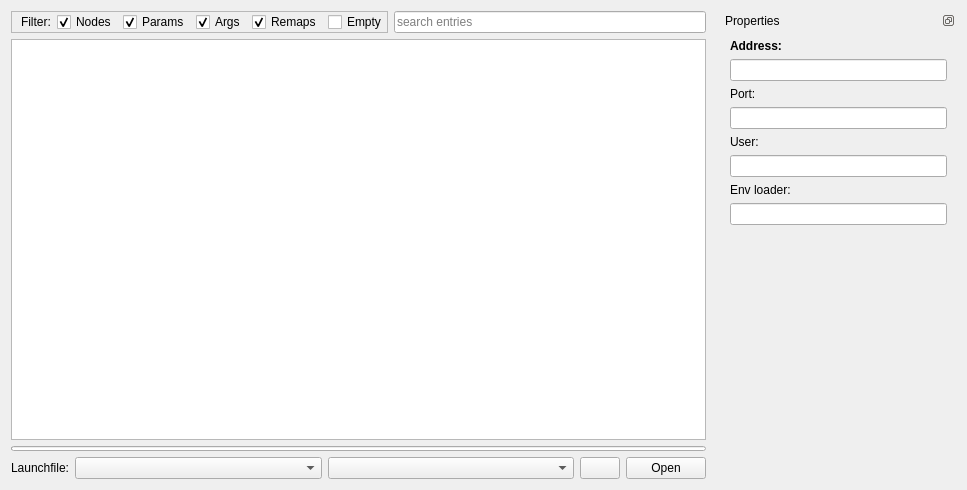
The window that resource/launchtree_widget.ui (tu-darmstadt-ros-pkg/rqt_launchtree) describes before a commit, drawn with Qt 5.
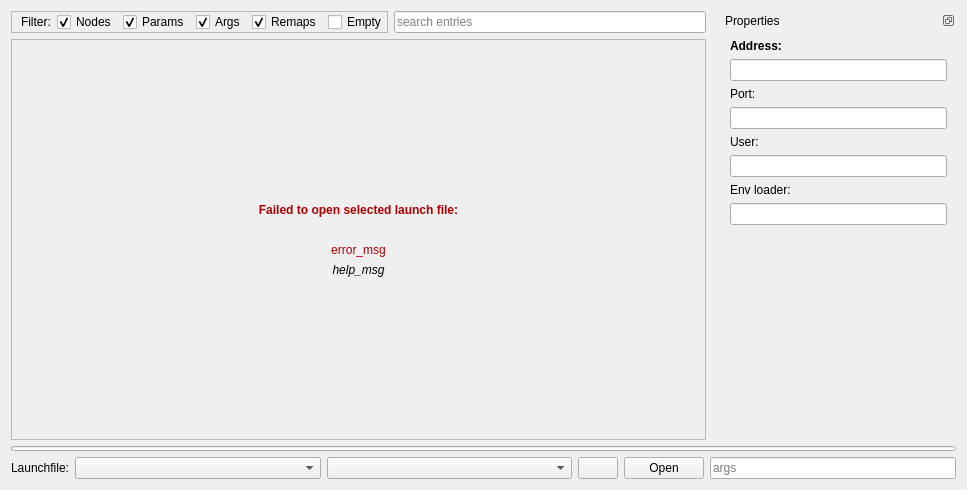
The same window after the commit.

Commit message: Display parsing errors in GUI instead of terminal Allow to set launch args via text input

```diff
--- a/resource/launchtree_widget.ui
+++ b/resource/launchtree_widget.ui
@@ -13,7 +13,22 @@
   <property name="windowTitle">
    <string>LaunchtreeWidget</string>
   </property>
-  <layout class="QHBoxLayout" name="horizontalLayout" stretch="3,1">
+  <layout class="QVBoxLayout" name="verticalLayout_11" stretch="0,0,0">
+   <item>
+    <widget class="QWidget" name="widget_3" native="true">
+     <layout class="QHBoxLayout" name="horizontalLayout_5" stretch="3,1">
+      <property name="leftMargin">
+       <number>0</number>
+      </property>
+      <property name="topMargin">
+       <number>0</number>
+      </property>
+      <property name="rightMargin">
+       <number>0</number>
+      </property>
+      <property name="bottomMargin">
+       <number>0</number>
+      </property>
    <item>
     <widget class="QWidget" name="widget" native="true">
      <layout class="QVBoxLayout" name="verticalLayout">
@@ -148,6 +163,25 @@
        </widget>
       </item>
       <item>
+          <widget class="QStackedWidget" name="main_view">
+           <property name="currentIndex">
+            <number>1</number>
+           </property>
+           <widget class="QWidget" name="page_3">
+            <layout class="QVBoxLayout" name="verticalLayout_12">
+             <property name="leftMargin">
+              <number>0</number>
+             </property>
+             <property name="topMargin">
+              <number>0</number>
+             </property>
+             <property name="rightMargin">
+              <number>0</number>
+             </property>
+             <property name="bottomMargin">
+              <number>0</number>
+             </property>
+             <item>
        <widget class="QTreeWidget" name="launch_view">
         <attribute name="headerVisible">
          <bool>false</bool>
@@ -159,25 +193,10 @@
         </column>
        </widget>
       </item>
-      <item>
-       <widget class="QProgressBar" name="progress_bar">
-        <property name="maximumSize">
-         <size>
-          <width>16777215</width>
-          <height>5</height>
-         </size>
-        </property>
-        <property name="value">
-         <number>0</number>
-        </property>
-        <property name="textVisible">
-         <bool>false</bool>
-        </property>
-       </widget>
-      </item>
-      <item>
-       <widget class="QWidget" name="widget" native="true">
-        <layout class="QHBoxLayout" name="horizontalLayout_2" stretch="0,1,1,0,0">
+            </layout>
+           </widget>
+           <widget class="QWidget" name="page_4">
+            <layout class="QVBoxLayout" name="verticalLayout_13">
          <property name="leftMargin">
           <number>0</number>
          </property>
@@ -191,46 +210,114 @@
           <number>0</number>
          </property>
          <item>
-          <widget class="QLabel" name="label">
-           <property name="text">
-            <string>Launchfile:</string>
-           </property>
-          </widget>
+              <widget class="QFrame" name="frame_2">
+               <property name="frameShape">
+                <enum>QFrame::StyledPanel</enum>
+               </property>
+               <property name="frameShadow">
+                <enum>QFrame::Raised</enum>
+               </property>
+               <layout class="QVBoxLayout" name="verticalLayout_14">
+                <item>
+                 <spacer name="verticalSpacer_10">
+                  <property name="orientation">
+                   <enum>Qt::Vertical</enum>
+                  </property>
+                  <property name="sizeHint" stdset="0">
+                   <size>
+                    <width>20</width>
+                    <height>134</height>
+                   </size>
+                  </property>
+                 </spacer>
          </item>
          <item>
-          <widget class="QComboBox" name="package_select">
-           <property name="editable">
-            <bool>false</bool>
-           </property>
-           <property name="insertPolicy">
-            <enum>QComboBox::InsertAtTop</enum>
-           </property>
+                 <widget class="QLabel" name="label_20">
+                  <property name="font">
+                   <font>
+                    <weight>75</weight>
+                    <bold>true</bold>
+                   </font>
+                  </property>
+                  <property name="styleSheet">
+                   <string notr="true">color: rgb(170, 0, 0);</string>
+                  </property>
+                  <property name="text">
+                   <string>Failed to open selected launch file:</string>
+                  </property>
+                  <property name="alignment">
+                   <set>Qt::AlignCenter</set>
+                  </property>
           </widget>
          </item>
          <item>
-          <widget class="QComboBox" name="launchfile_select"/>
+                 <spacer name="verticalSpacer_11">
+                  <property name="orientation">
+                   <enum>Qt::Vertical</enum>
+                  </property>
+                  <property name="sizeType">
+                   <enum>QSizePolicy::Maximum</enum>
+                  </property>
+                  <property name="sizeHint" stdset="0">
+                   <size>
+                    <width>20</width>
+                    <height>20</height>
+                   </size>
+                  </property>
+                 </spacer>
          </item>
          <item>
-          <widget class="QPushButton" name="reload_button">
-           <property name="toolTip">
-            <string>Reload current launch file</string>
+                 <widget class="QLabel" name="error_label">
+                  <property name="styleSheet">
+                   <string notr="true">color: rgb(170, 0, 0);</string>
            </property>
            <property name="text">
-            <string/>
-           </property>
+                   <string>error_msg</string>
+                  </property>
+                  <property name="alignment">
+                   <set>Qt::AlignCenter</set>
+                  </property>
+                  <property name="wordWrap">
+                   <bool>true</bool>
+                  </property>
           </widget>
          </item>
          <item>
-          <widget class="QPushButton" name="open_button">
-           <property name="toolTip">
-            <string>Open and edit this launch file</string>
+                 <widget class="QLabel" name="help_label">
+                  <property name="font">
+                   <font>
+                    <italic>true</italic>
+                   </font>
            </property>
            <property name="text">
-            <string>Open</string>
-           </property>
-          </widget>
-         </item>
-        </layout>
+                   <string>help_msg</string>
+                  </property>
+                  <property name="alignment">
+                   <set>Qt::AlignCenter</set>
+                  </property>
+                  <property name="wordWrap">
+                   <bool>true</bool>
+                  </property>
+                 </widget>
+                </item>
+                <item>
+                 <spacer name="verticalSpacer_12">
+                  <property name="orientation">
+                   <enum>Qt::Vertical</enum>
+                  </property>
+                  <property name="sizeHint" stdset="0">
+                   <size>
+                    <width>20</width>
+                    <height>133</height>
+                   </size>
+                  </property>
+                 </spacer>
+                </item>
+               </layout>
+              </widget>
+             </item>
+            </layout>
+           </widget>
        </widget>
       </item>
      </layout>
@@ -799,6 +886,93 @@
        </item>
       </layout>
      </widget>
+       </widget>
+      </item>
+     </layout>
+    </widget>
+   </item>
+   <item>
+    <widget class="QProgressBar" name="progress_bar">
+     <property name="maximumSize">
+      <size>
+       <width>16777215</width>
+       <height>5</height>
+      </size>
+     </property>
+     <property name="value">
+      <number>0</number>
+     </property>
+     <property name="textVisible">
+      <bool>false</bool>
+     </property>
+    </widget>
+   </item>
+   <item>
+    <widget class="QWidget" name="widget" native="true">
+     <layout class="QHBoxLayout" name="horizontalLayout_2" stretch="0,1,1,0,0,1">
+      <property name="leftMargin">
+       <number>0</number>
+      </property>
+      <property name="topMargin">
+       <number>0</number>
+      </property>
+      <property name="rightMargin">
+       <number>0</number>
+      </property>
+      <property name="bottomMargin">
+       <number>0</number>
+      </property>
+      <item>
+       <widget class="QLabel" name="label">
+        <property name="text">
+         <string>Launchfile:</string>
+        </property>
+       </widget>
+      </item>
+      <item>
+       <widget class="QComboBox" name="package_select">
+        <property name="editable">
+         <bool>false</bool>
+        </property>
+        <property name="insertPolicy">
+         <enum>QComboBox::InsertAtTop</enum>
+        </property>
+       </widget>
+      </item>
+      <item>
+       <widget class="QComboBox" name="launchfile_select"/>
+      </item>
+      <item>
+       <widget class="QPushButton" name="reload_button">
+        <property name="toolTip">
+         <string>Reload current launch file</string>
+        </property>
+        <property name="text">
+         <string/>
+        </property>
+       </widget>
+      </item>
+      <item>
+       <widget class="QPushButton" name="open_button">
+        <property name="toolTip">
+         <string>Open and edit this launch file</string>
+        </property>
+        <property name="text">
+         <string>Open</string>
+        </property>
+       </widget>
+      </item>
+      <item>
+       <widget class="QLineEdit" name="args_input">
+        <property name="toolTip">
+         <string>Pass args to the root launch file like 'arg_key:=arg_value'</string>
+        </property>
+        <property name="placeholderText">
+         <string>args</string>
+        </property>
+       </widget>
+      </item>
+     </layout>
     </widget>
    </item>
   </layout>
```
Lines whose indentation alone changed are shown as unchanged. The commit also changes 1 other file.
